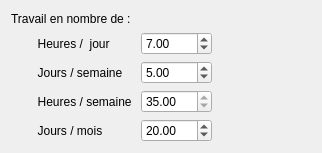
Above: src/gui/widgets/userdailyhourswidget.ui from FACT-Team/FactDev before the change. Below: the same form after it.
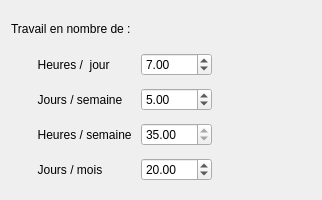
That is the form after the change.

```diff
--- a/src/gui/widgets/userdailyhourswidget.ui
+++ b/src/gui/widgets/userdailyhourswidget.ui
@@ -7,9 +7,15 @@
     <x>0</x>
     <y>0</y>
     <width>322</width>
-    <height>153</height>
+    <height>200</height>
    </rect>
   </property>
+  <property name="minimumSize">
+   <size>
+    <width>0</width>
+    <height>200</height>
+   </size>
+  </property>
   <property name="windowTitle">
    <string>Form</string>
   </property>
```
